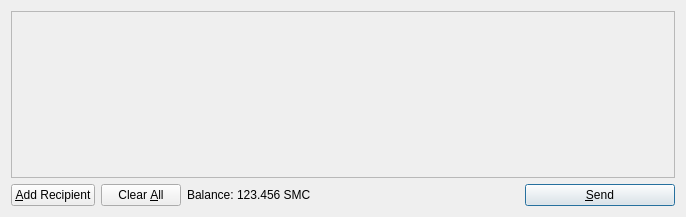
danny1173/TriCoin, file src/qt/forms/sendcoinsdialog.ui: the form before one commit.
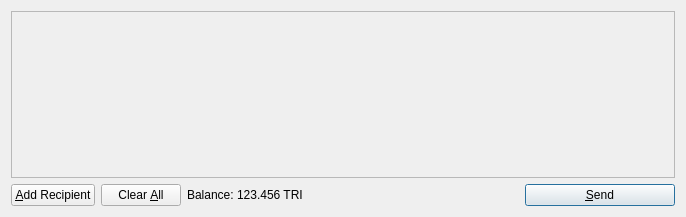
The form after the commit. Icons and pictures are not drawn.

Diff of the .ui file:
```diff
--- a/src/qt/forms/sendcoinsdialog.ui
+++ b/src/qt/forms/sendcoinsdialog.ui
@@ -119,7 +119,7 @@
           <cursorShape>IBeamCursor</cursorShape>
          </property>
          <property name="text">
-          <string>123.456 SMC</string>
+          <string>123.456 TRI</string>
          </property>
          <property name="textInteractionFlags">
           <set>Qt::LinksAccessibleByMouse|Qt::TextSelectableByKeyboard|Qt::TextSelectableByMouse</set>
```
